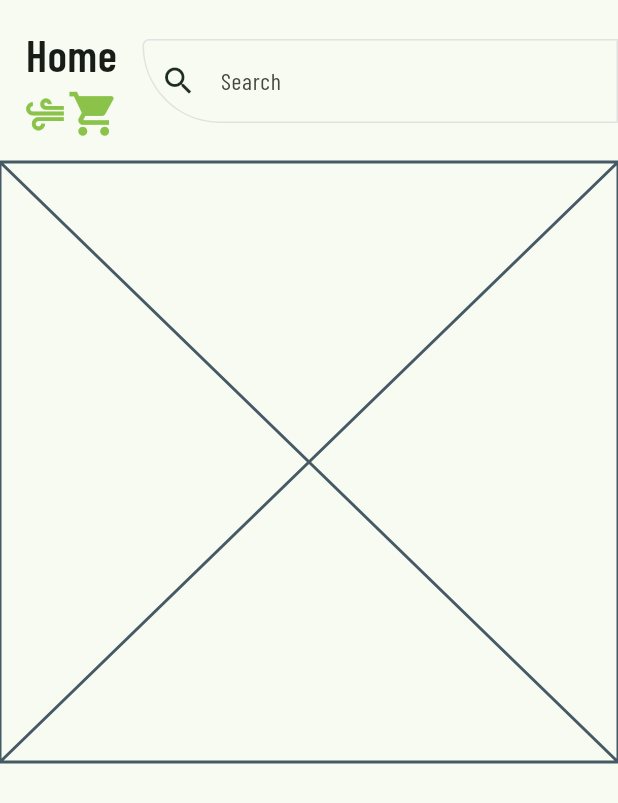
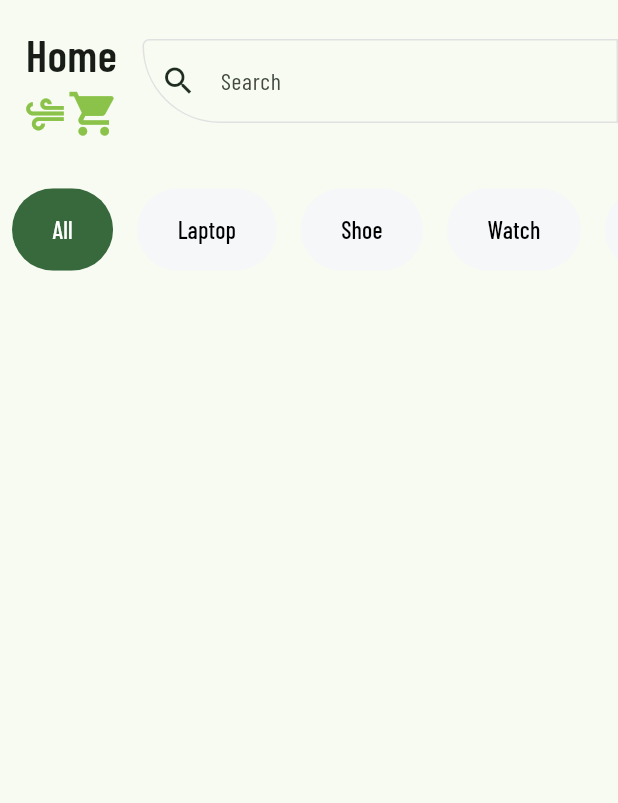
Before and after one commit to lamsalsangam/Flutter, a Flutter app: the screen it shows after launch, on a phone screen of 412 x 824 dp. Shown: the top 803 px of the screen. Run offline on Flutter 3.47's test engine with Material 2 defaults, Android fonts, the phone set to English and light mode, and no system bars; our stand-ins replace firebase_auth, firebase_core, flutter_dotenv, flutter_spinkit, google_fonts; accounts and stored records are empty.

Commit message:
Created the FilterBar

```diff
--- a/shop_app/lib/components/filter_bar.dart
+++ b/shop_app/lib/components/filter_bar.dart
@@ -1,12 +1,68 @@
 import 'package:flutter/material.dart';
 
-class FilterBar extends StatelessWidget {
-  const FilterBar({super.key});
+class FilterBar extends StatefulWidget {
+  const FilterBar({Key? key}) : super(key: key);
 
-  final List<String> filters = const ["All", "Laptop", "Shoe","Watch","Mobile"];
+  @override
+  State<FilterBar> createState() => _FilterBarState();
+}
+
+class _FilterBarState extends State<FilterBar> {
+  final List<String> filters = const [
+    "All",
+    "Laptop",
+    "Shoe",
+    "Watch",
+    "Mobile"
+  ];
+
+  late String selectedFilter;
+
+  @override
+  void initState() {
+    super.initState();
+    selectedFilter = filters[0];
+  }
 
   @override
   Widget build(BuildContext context) {
-    return const Placeholder();
+    return SizedBox(
+      height: 90,
+      child: ListView.builder(
+        scrollDirection: Axis.horizontal,
+        itemCount: filters.length,
+        itemBuilder: (context, index) {
+          final filter = filters[index];
+          return Padding(
+            padding: const EdgeInsets.symmetric(horizontal: 8.0),
+            child: GestureDetector(
+              onTap: () {
+                setState(() {
+                  selectedFilter = filter;
+                });
+              },
+              child: Chip(
+                backgroundColor: selectedFilter == filter
+                    ? Theme.of(context).colorScheme.primary
+                    : const Color.fromRGBO(245, 247, 249, 1),
+                side: const BorderSide(style: BorderStyle.none),
+                shape: RoundedRectangleBorder(
+                    borderRadius: BorderRadius.circular(30),
+                    side: BorderSide.none),
+                label: Text(filter),
+                labelStyle: TextStyle(
+                  fontSize: 16,
+                  color: selectedFilter == filter
+                      ? Theme.of(context).colorScheme.onPrimary
+                      : const Color.fromRGBO(0, 0, 0, 1), // Replace with your default text color
+                ),
+                padding:
+                const EdgeInsets.symmetric(horizontal: 18, vertical: 15),
+              ),
+            ),
+          );
+        },
+      ),
+    );
   }
 }
--- a/shop_app/lib/screen/my_homepage.dart
+++ b/shop_app/lib/screen/my_homepage.dart
@@ -13,7 +13,7 @@ class MyHomePage extends StatelessWidget {
         child: Column(
           children: [
             Header(),
-            FilterBar()
+            FilterBar(),
           ],
         ),
       ),
```
